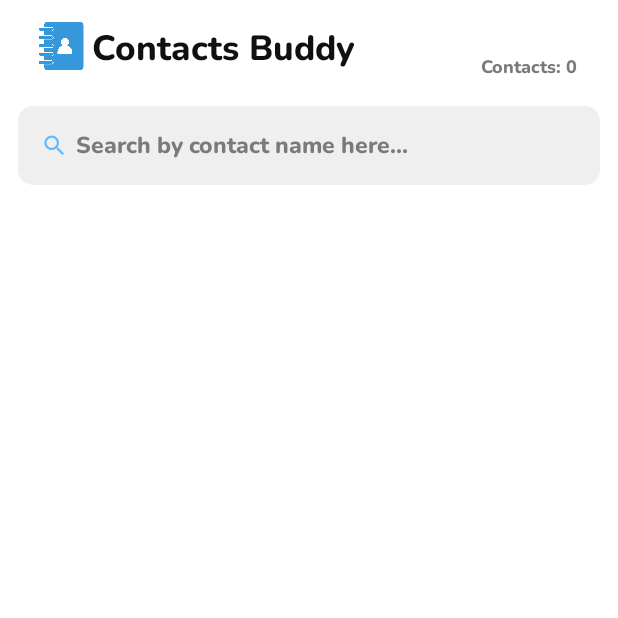
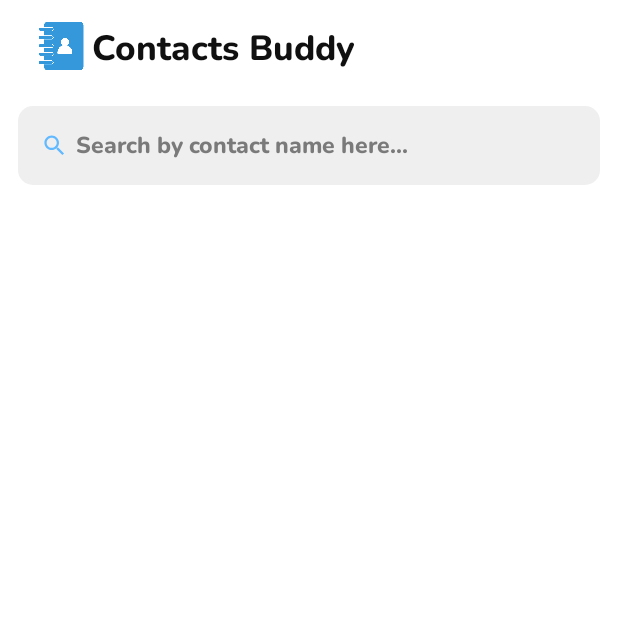
Before and after one commit to manojitht/Contacts-Buddy, an Android app: the screen it shows after launch (ShowContactsList_Activity), on a phone screen of 412 x 824 dp, the top half of it. Run offline under Robolectric (Android 15) with nearby library versions, the phone set to English and light mode, and no system bars.

Commit message:
MAD CW1 Part A- All checks done finally.

```diff
--- a/app/src/main/java/com/example/contactsbuddy/Helpers/DBHelperClass.java
+++ b/app/src/main/java/com/example/contactsbuddy/Helpers/DBHelperClass.java
@@ -84,13 +84,4 @@ public class DBHelperClass extends SQLiteOpenHelper {
         contact_db.delete(DBConstants.TABLE_NAME, DBConstants.ID + "=?", new String[]{id});
         contact_db.close();
     }
-
-    public int totalContactsCount() {
-        String countQuery = "SELECT * FROM " + DBConstants.TABLE_NAME;
-        SQLiteDatabase contact_db = this.getReadableDatabase();
-        Cursor cursor = contact_db.rawQuery(countQuery, null);
-        int count = cursor.getCount();
-        cursor.close();
-        return count;
-    }
 }
--- a/app/src/main/java/com/example/contactsbuddy/Helpers/SearchContacts.java
+++ b/app/src/main/java/com/example/contactsbuddy/Helpers/SearchContacts.java
@@ -23,7 +23,6 @@ public class SearchContacts extends Filter {
 
         if (charSequence != null && charSequence.length() > 0) {
             charSequence = charSequence.toString().toUpperCase();
-
             ArrayList<ContactModel> contactsList = new ArrayList<>();
 
             for (int i = 0; i < contactSearchList.size(); i++) {
@@ -31,10 +30,8 @@ public class SearchContacts extends Filter {
                     contactsList.add(contactSearchList.get(i));
                 }
             }
-            filterResults.count = contactsList.size();
             filterResults.values = contactsList;
         } else {
-            filterResults.count = contactSearchList.size();
             filterResults.values = contactSearchList;
         }
         return filterResults;
--- a/app/src/main/java/com/example/contactsbuddy/Views/ShowContactsList_Activity.java
+++ b/app/src/main/java/com/example/contactsbuddy/Views/ShowContactsList_Activity.java
@@ -30,7 +30,6 @@ public class ShowContactsList_Activity extends AppCompatActivity {
     private FloatingActionButton contact_add_btn, contact_sort_btn;
     private LinearLayout search_contact_message;
     private RecyclerView contacts_list_view;
-    private TextView contacts_count;
 
     private DBHelperClass dbHelperClass;
     private ContactListView_Adapter contactListViewAdapter;
@@ -49,7 +48,6 @@ public class ShowContactsList_Activity extends AppCompatActivity {
         contact_sort_btn = (FloatingActionButton) findViewById(R.id.contact_sort_float_btn);
         search_contact_message = (LinearLayout) findViewById(R.id.search_results_message);
         contacts_list_view = (RecyclerView) findViewById(R.id.show_contact_list_view);
-        contacts_count = (TextView) findViewById(R.id.contact_count_txt);
         dbHelperClass = new DBHelperClass(this);
 
         sortFromSelection = sort_name_inAsc;
@@ -81,7 +79,6 @@ public class ShowContactsList_Activity extends AppCompatActivity {
                             search_contact_message.setVisibility(View.GONE);
                             contacts_list_view.setVisibility(View.VISIBLE);
                         }
-                        contacts_count.setText("Contacts: " +  contactListViewAdapter.getItemCount());
                     } else {
                         renderContactsOnList(sortFromSelection);
                     }
@@ -110,7 +107,6 @@ public class ShowContactsList_Activity extends AppCompatActivity {
         contacts_list_view.setLayoutManager(linearLayoutManager);
         contactListViewAdapter = new ContactListView_Adapter(ShowContactsList_Activity.this, dbHelperClass.listAllContacts(sort_from));
         contacts_list_view.setAdapter(contactListViewAdapter);
-        contacts_count.setText("Contacts: " + dbHelperClass.totalContactsCount());
     }
 
     private void sortOptionsList() {
--- a/app/src/main/res/layout/activity_show_contacts_list.xml
+++ b/app/src/main/res/layout/activity_show_contacts_list.xml
@@ -44,20 +44,6 @@
             app:layout_constraintTop_toTopOf="parent"
             app:layout_constraintVertical_bias="0.571" />
 
-        <TextView
-            android:id="@+id/contact_count_txt"
-            android:layout_width="wrap_content"
-            android:layout_height="wrap_content"
-            android:fontFamily="@font/nunito_extrabold"
-            android:text="Contacts: 05"
-            android:textColor="@color/grey"
-            android:textSize="12dp"
-            app:layout_constraintBottom_toBottomOf="parent"
-            app:layout_constraintEnd_toEndOf="parent"
-            app:layout_constraintHorizontal_bias="0.759"
-            app:layout_constraintStart_toEndOf="@+id/textView"
-            app:layout_constraintTop_toTopOf="parent"
-            app:layout_constraintVertical_bias="0.837" />
 
     </androidx.constraintlayout.widget.ConstraintLayout>
 
```
